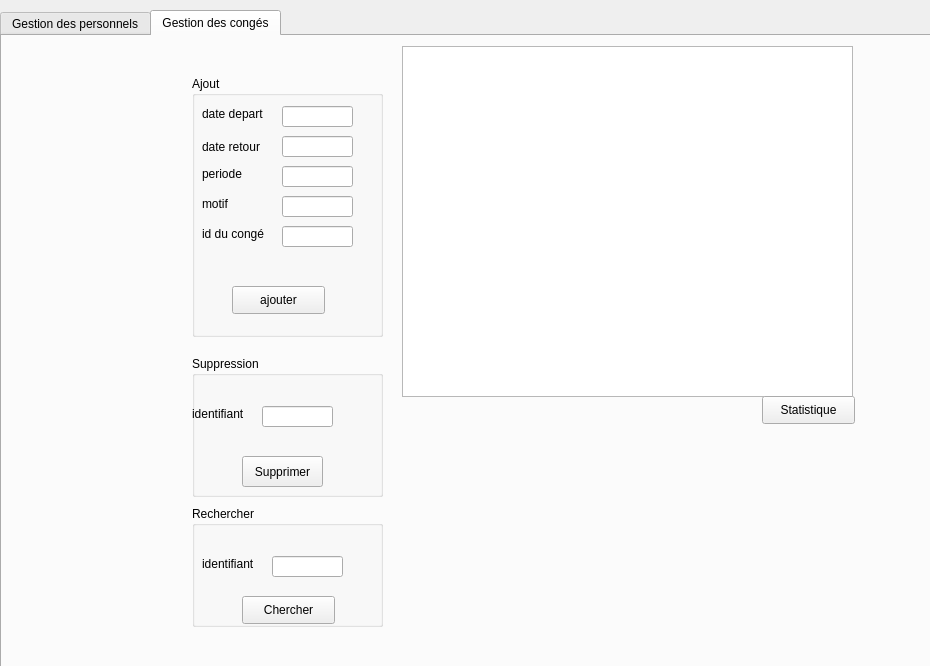
Before: the Qt Designer form personnel.ui in mahdijemal/smart_wedding_reception, drawn with Qt 5.
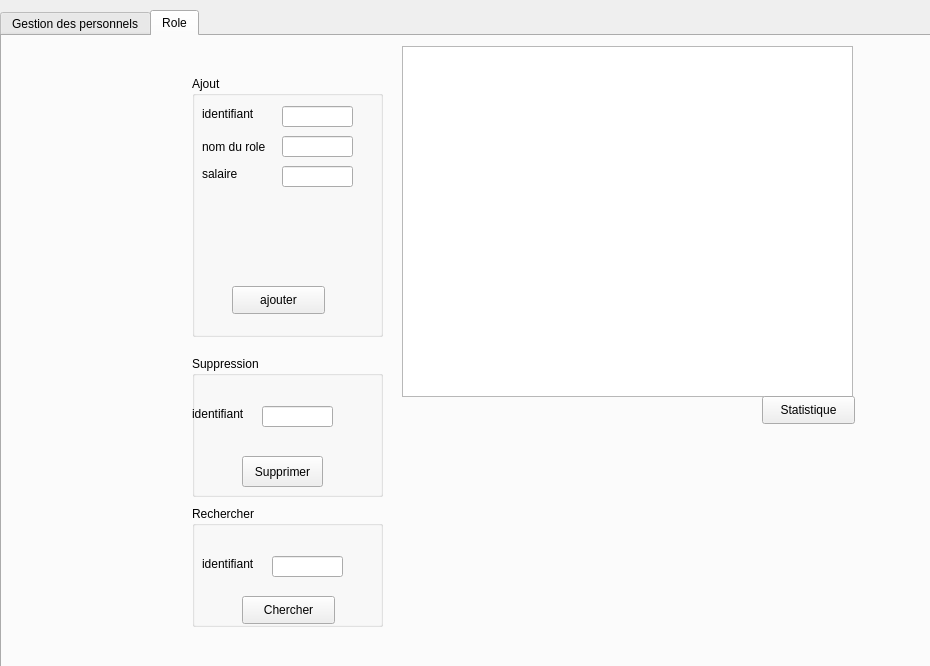
After: the same form once the commit is applied. The open tabs and pages were chosen to show the change.

```diff
--- a/personnel.ui
+++ b/personnel.ui
@@ -375,7 +375,7 @@
    </widget>
    <widget class="QWidget" name="tab_2">
     <attribute name="title">
-     <string>Gestion des congés</string>
+     <string>Role</string>
     </attribute>
     <widget class="QGroupBox" name="groupBox_4">
      <property name="geometry">
@@ -412,7 +412,7 @@
        </rect>
       </property>
       <property name="text">
-       <string>date depart</string>
+       <string>identifiant</string>
       </property>
      </widget>
      <widget class="QLabel" name="label_8">
@@ -425,7 +425,7 @@
        </rect>
       </property>
       <property name="text">
-       <string>date retour</string>
+       <string>nom du role</string>
       </property>
      </widget>
      <widget class="QLabel" name="label_9">
@@ -438,23 +438,10 @@
        </rect>
       </property>
       <property name="text">
-       <string>periode</string>
+       <string>salaire</string>
       </property>
      </widget>
-     <widget class="QLabel" name="label_10">
-      <property name="geometry">
-       <rect>
-        <x>10</x>
-        <y>120</y>
-        <width>56</width>
-        <height>16</height>
-       </rect>
-      </property>
-      <property name="text">
-       <string>motif</string>
-      </property>
-     </widget>
-     <widget class="QLineEdit" name="datedep">
+     <widget class="QLineEdit" name="idrole">
       <property name="geometry">
        <rect>
         <x>90</x>
@@ -464,17 +451,7 @@
        </rect>
       </property>
      </widget>
-     <widget class="QLineEdit" name="motif">
-      <property name="geometry">
-       <rect>
-        <x>90</x>
-        <y>120</y>
-        <width>71</width>
-        <height>21</height>
-       </rect>
-      </property>
-     </widget>
-     <widget class="QLineEdit" name="periode">
+     <widget class="QLineEdit" name="salaire_2">
       <property name="geometry">
        <rect>
         <x>90</x>
@@ -494,29 +471,6 @@
        </rect>
       </property>
      </widget>
-     <widget class="QLabel" name="label_11">
-      <property name="geometry">
-       <rect>
-        <x>10</x>
-        <y>150</y>
-        <width>71</width>
-        <height>16</height>
-       </rect>
-      </property>
-      <property name="text">
-       <string>id du congé</string>
-      </property>
-     </widget>
-     <widget class="QLineEdit" name="idcong">
-      <property name="geometry">
-       <rect>
-        <x>90</x>
-        <y>150</y>
-        <width>71</width>
-        <height>21</height>
-       </rect>
-      </property>
-     </widget>
     </widget>
     <widget class="QTableView" name="tableView_2">
      <property name="geometry">
```
Left out of the diff: 43 changed lines with no effect on the pictures.
